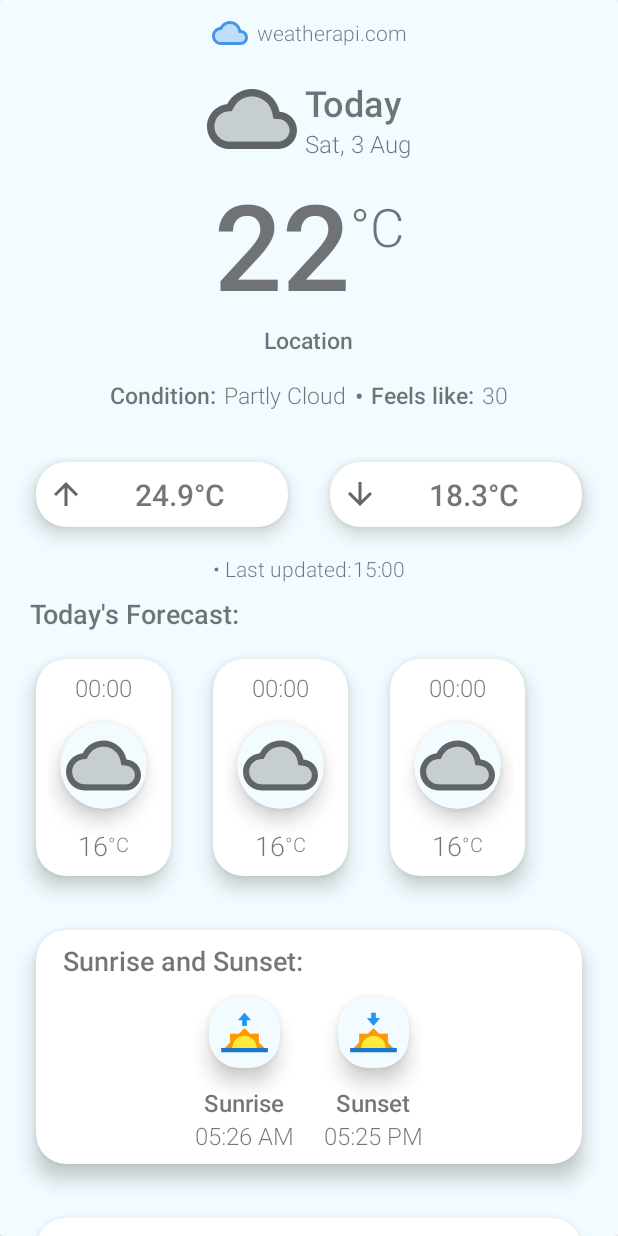
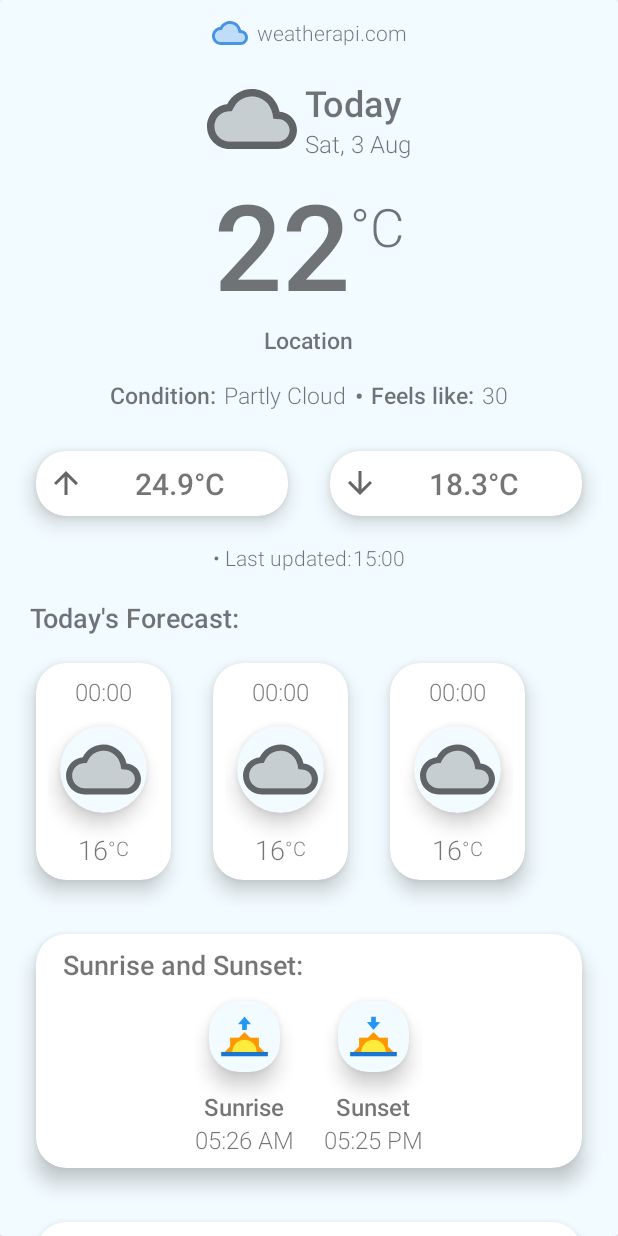
Before and after one commit to yordimontero/FoggyWeather, an Android app: the layout fragment_home.xml on its own in the app's theme, with its tools: preview values and no code run, on a phone screen of 412 x 824 dp. Run offline under Robolectric (Android 15) with nearby library versions, the phone set to English and light mode, and no system bars.

Commit message:
UI redesign.

```diff
--- /dev/null
+++ b/app/src/main/res/drawable-night/bottom_nav_colors.xml
@@ -0,0 +1,5 @@
+<?xml version="1.0" encoding="utf-8"?>
+<selector xmlns:android="http://schemas.android.com/apk/res/android">
+    <item android:state_checked="false" android:color="@color/light_mode_text_color" />
+    <item android:state_checked="true" android:color="@color/soft_white" />
+</selector>
--- /dev/null
+++ b/app/src/main/res/drawable/bottom_nav_colors.xml
@@ -0,0 +1,5 @@
+<?xml version="1.0" encoding="utf-8"?>
+<selector xmlns:android="http://schemas.android.com/apk/res/android">
+    <item android:state_checked="false" android:color="@color/light_mode_text_color" />
+    <item android:state_checked="true" android:color="@color/light_dark_blue_secondary" />
+</selector>
--- a/app/src/main/res/layout/fragment_home.xml
+++ b/app/src/main/res/layout/fragment_home.xml
@@ -205,7 +205,7 @@
                             android:orientation="horizontal"
                             android:gravity="center"
                             android:layout_marginTop="15dp"
-                            android:layout_marginBottom="15dp">
+                            android:layout_marginBottom="8dp">
 
                             <TextView
                                 android:id="@+id/textView2"
@@ -315,7 +315,8 @@
                         <LinearLayout
                             android:layout_width="match_parent"
                             android:layout_height="wrap_content"
-                            android:orientation="horizontal">
+                            android:orientation="horizontal"
+                            android:layout_marginBottom="10dp">
 
                             <LinearLayout
                                 android:layout_width="match_parent"
--- a/app/src/main/res/values-night/themes.xml
+++ b/app/src/main/res/values-night/themes.xml
@@ -25,4 +25,10 @@
         <item name="cardBackgroundColor">@color/secondary_dark_mode</item>
     </style>
 
+    <style name="BottomNavigation" parent="Theme.MaterialComponents.Light.NoActionBar">
+        <item name="android:background">@color/dark_blue</item>
+        <item name="itemIconTint">@color/soft_white</item>
+        <item name="itemTextColor">@color/light_mode_text_color</item>
+    </style>
+
 </resources>
--- a/app/src/main/res/values/colors.xml
+++ b/app/src/main/res/values/colors.xml
@@ -21,5 +21,5 @@
     <color name="light_blue">#4794E7</color>
     <color name="lavender">#DEEAF7</color>
     <color name="light_mode_text_color">#6F7376</color>
-
+    <color name="gray">#92979A</color>
 </resources>
--- a/app/src/main/res/values/themes.xml
+++ b/app/src/main/res/values/themes.xml
@@ -42,4 +42,10 @@
         <item name="cardBackgroundColor">@color/white</item>
     </style>
 
+    <style name="BottomNavigation" parent="Theme.MaterialComponents.Light.NoActionBar">
+        <item name="android:background">@color/soft_white</item>
+        <item name="itemIconTint">@color/light_dark_blue_secondary</item>
+        <item name="itemTextColor">@color/light_mode_text_color</item>
+    </style>
+
 </resources>
```
Also changed, not shown: app/src/main/res/layout/activity_main.xml (+6 -1 lines).
